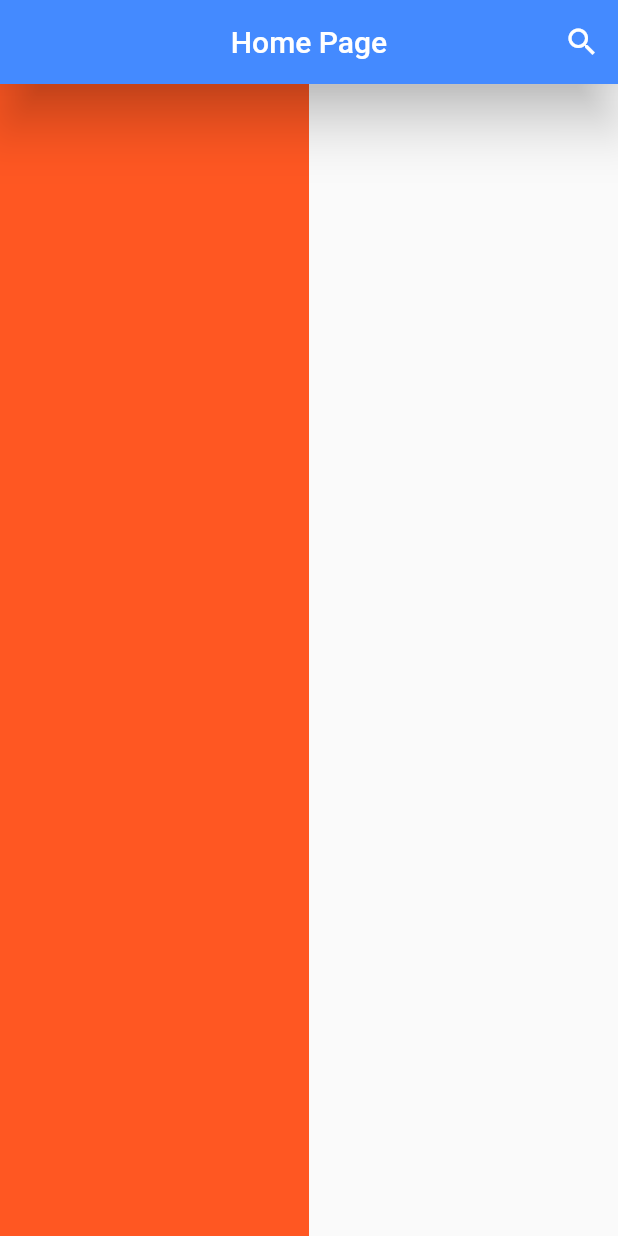
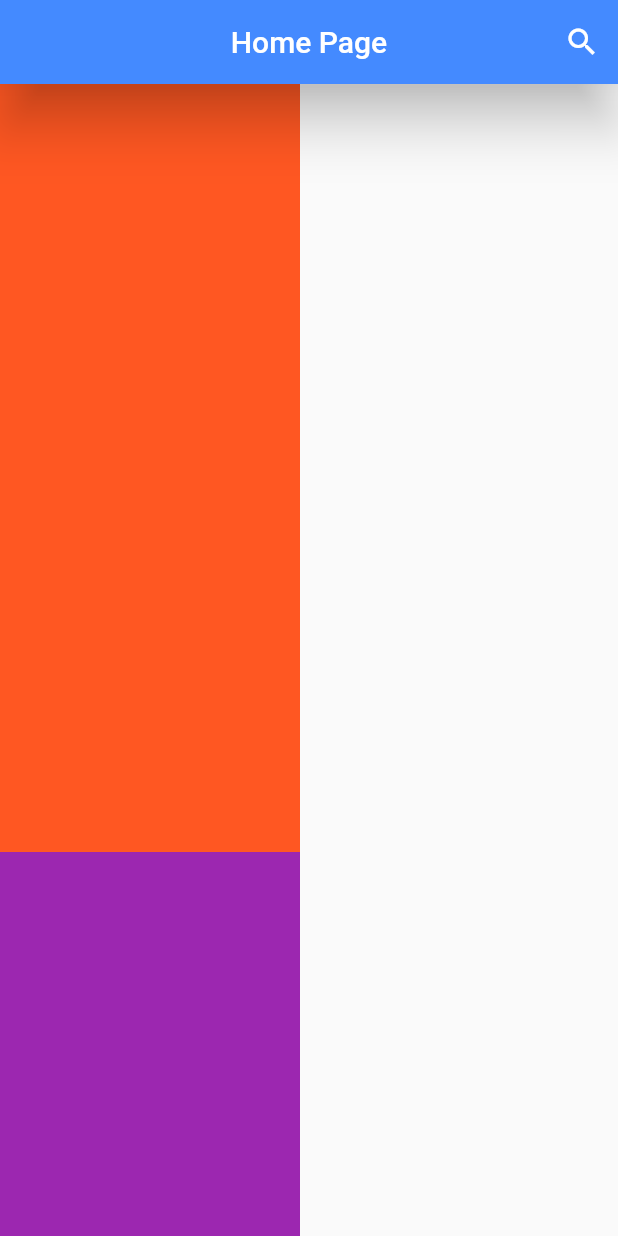
Before and after one commit to githrahat/Rahat_FlutterApp, a Flutter app: the screen it shows after launch, on a phone screen of 412 x 824 dp. Run offline on Flutter 3.47's test engine with Material 2 defaults, Android fonts, the phone set to English and light mode, and no system bars.

Commit message:
Flexible-Expanded-Flex_Done

```diff
--- a/lib/main.dart
+++ b/lib/main.dart
@@ -50,14 +50,42 @@ class AppsHome extends StatelessWidget {
           ],
         ),
 
-      // it gets large and small when screen is resized
-        // heightFactor and widthFactor starts from, 1 which is equal to 100%
-      body: FractionallySizedBox(
-        heightFactor: 2,
-        widthFactor: .5,
-        child: Container(
-          color: Colors.deepOrange,
-        ),
+      body: Column(
+        children: [
+          /*It has two properties loose or tight.
+          when in loose, it take space which is specified
+          when in tight, it takes all space.
+          */
+          Flexible(
+            fit: FlexFit.tight,
+            flex: 2,
+            child: Container(
+              height: 200,
+              width: 200,
+              color: Colors.deepOrange,
+            ),
+          ),
+          Flexible(
+            fit: FlexFit.tight,
+            flex: 1,
+            child: Container(
+              height: 200,
+              width: 200,
+              color: Colors.purple,
+            ),
+          )
+
+          // It works just like flexible, difference is its by deafult set in Tight
+          /*
+        Expanded(
+          child: Container(
+          height: 200,
+          width: 200,
+            color: Colors.deepOrange,
+          ),
+        )
+           */
+        ],
       )
     );
   }
```
